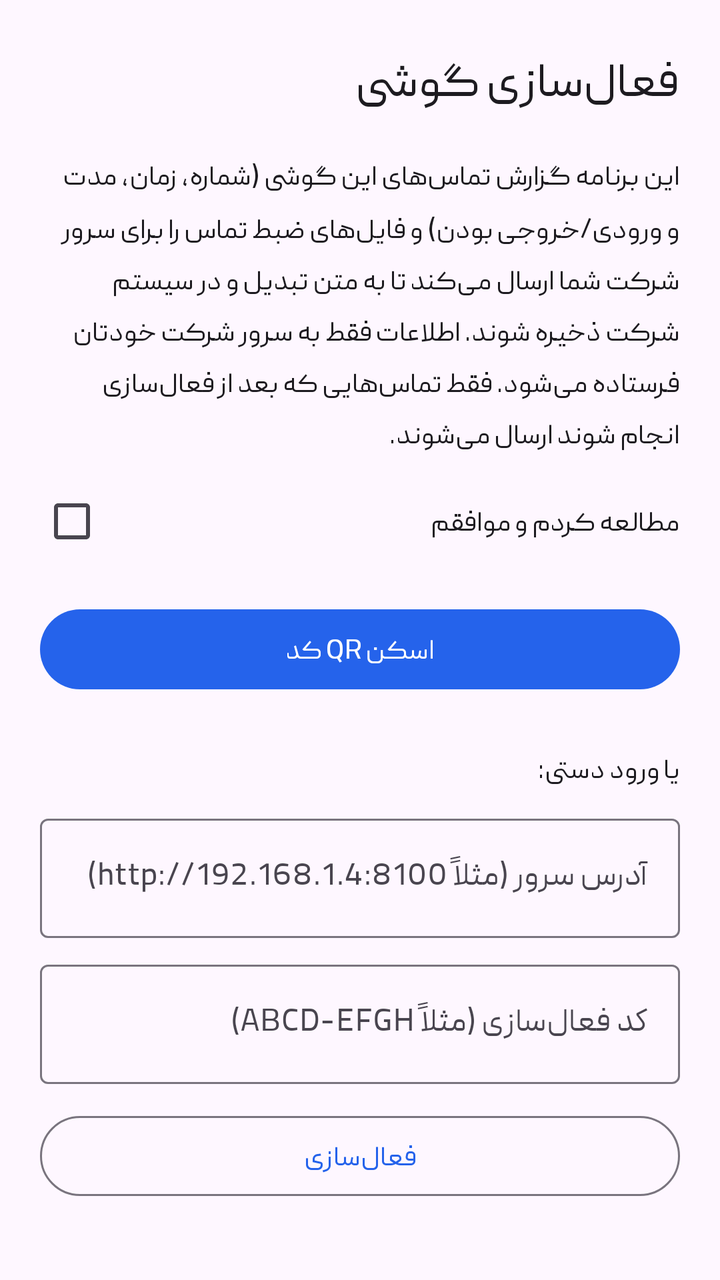
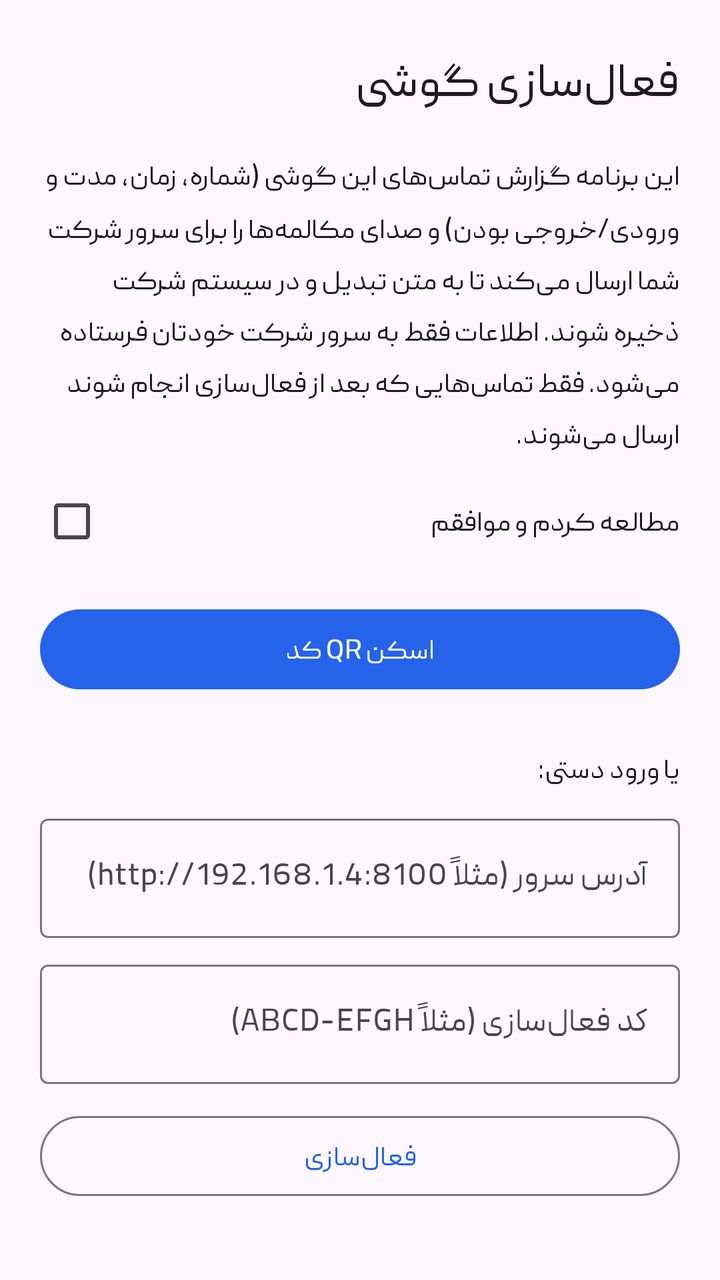

The first picture is an Android layout as it rendered before a commit; the second is the same layout after the commit. The layout source and the unified diff follow.
<!-- AndroidManifest.xml: application theme Theme.CallAgent -->
<!-- res/layout/activity_setup.xml -->
<?xml version="1.0" encoding="utf-8"?>
<ScrollView xmlns:android="http://schemas.android.com/apk/res/android"
    android:layout_width="match_parent"
    android:layout_height="match_parent"
    android:fillViewport="true">

    <LinearLayout
        android:layout_width="match_parent"
        android:layout_height="wrap_content"
        android:orientation="vertical"
        android:padding="20dp">

        <TextView
            android:layout_width="match_parent"
            android:layout_height="wrap_content"
            android:text="@string/setup_title"
            android:textAppearance="?attr/textAppearanceHeadlineSmall" />

        <TextView
            android:layout_width="match_parent"
            android:layout_height="wrap_content"
            android:layout_marginTop="16dp"
            android:lineSpacingMultiplier="1.3"
            android:text="@string/consent_text"
            android:textAppearance="?attr/textAppearanceBodyMedium" />

        <com.google.android.material.checkbox.MaterialCheckBox
            android:id="@+id/consent"
            android:layout_width="match_parent"
            android:layout_height="wrap_content"
            android:layout_marginTop="8dp"
            android:text="@string/consent_check" />

        <com.google.android.material.button.MaterialButton
            android:id="@+id/scan"
            android:layout_width="match_parent"
            android:layout_height="wrap_content"
            android:layout_marginTop="16dp"
            android:text="@string/scan_qr" />

        <TextView
            android:layout_width="match_parent"
            android:layout_height="wrap_content"
            android:layout_marginTop="24dp"
            android:text="@string/manual_title"
            android:textAppearance="?attr/textAppearanceTitleSmall" />

        <com.google.android.material.textfield.TextInputLayout
            android:layout_width="match_parent"
            android:layout_height="wrap_content"
            android:layout_marginTop="8dp"
            android:hint="@string/server_hint">

            <com.google.android.material.textfield.TextInputEditText
                android:id="@+id/server"
                android:layout_width="match_parent"
                android:layout_height="wrap_content"
                android:inputType="textUri"
                android:textDirection="ltr" />
        </com.google.android.material.textfield.TextInputLayout>

        <com.google.android.material.textfield.TextInputLayout
            android:layout_width="match_parent"
            android:layout_height="wrap_content"
            android:layout_marginTop="8dp"
            android:hint="@string/code_hint">

            <com.google.android.material.textfield.TextInputEditText
                android:id="@+id/code"
                android:layout_width="match_parent"
                android:layout_height="wrap_content"
                android:inputType="textCapCharacters|textNoSuggestions"
                android:textDirection="ltr" />
        </com.google.android.material.textfield.TextInputLayout>

        <com.google.android.material.button.MaterialButton
            android:id="@+id/activate"
            style="@style/Widget.Material3.Button.OutlinedButton"
            android:layout_width="match_parent"
            android:layout_height="wrap_content"
            android:layout_marginTop="12dp"
            android:text="@string/activate" />

        <ProgressBar
            android:id="@+id/progress"
            android:layout_width="wrap_content"
            android:layout_height="wrap_content"
            android:layout_gravity="center_horizontal"
            android:layout_marginTop="12dp"
            android:visibility="gone" />

        <TextView
            android:id="@+id/error"
            android:layout_width="match_parent"
            android:layout_height="wrap_content"
            android:layout_marginTop="12dp"
            android:textColor="@color/bad"
            android:visibility="gone" />
    </LinearLayout>
</ScrollView>
<!-- resources referenced by this layout -->
<resources>
  <color name="bad">#B91C1C</color>
  <string name="activate">فعال‌سازی</string>
  <string name="code_hint">کد فعال‌سازی (مثلاً ABCD-EFGH)</string>
  <string name="consent_check">مطالعه کردم و موافقم</string>
  <string name="consent_text">این برنامه گزارش تماس‌های این گوشی (شماره، زمان، مدت و ورودی/خروجی بودن) و فایل‌های ضبط تماس را برای سرور شرکت شما ارسال می‌کند تا به متن تبدیل و در سیستم شرکت ذخیره شوند. اطلاعات فقط به سرور شرکت خودتان فرستاده می‌شود. فقط تماس‌هایی که بعد از فعال‌سازی انجام شوند ارسال می‌شوند.</string>
  <string name="manual_title">یا ورود دستی:</string>
  <string name="scan_qr">اسکن QR کد</string>
  <string name="server_hint">آدرس سرور (مثلاً http://192.168.1.4:8100)</string>
  <string name="setup_title">فعال‌سازی گوشی</string>
  <style name="Theme.CallAgent" parent="Theme.Material3.DayNight">
          <item name="colorPrimary">@color/brand</item>
  
          
          <item name="android:fontFamily">@font/peyda</item>
          <item name="fontFamily">@font/peyda</item>
          <item name="android:textViewStyle">@style/PeydaTextView</item>
          <item name="textAppearanceHeadlineSmall">@style/Peyda.HeadlineSmall</item>
          <item name="textAppearanceTitleMedium">@style/Peyda.TitleMedium</item>
          <item name="textAppearanceTitleSmall">@style/Peyda.TitleSmall</item>
          <item name="textAppearanceBodyLarge">@style/Peyda.BodyLarge</item>
          <item name="textAppearanceBodyMedium">@style/Peyda.BodyMedium</item>
          <item name="textAppearanceBodySmall">@style/Peyda.BodySmall</item>
          <item name="textAppearanceLabelLarge">@style/Peyda.LabelLarge</item>
          <item name="textAppearanceLabelMedium">@style/Peyda.LabelMedium</item>
          <item name="textAppearanceLabelSmall">@style/Peyda.LabelSmall</item>
      </style>
  <color name="brand">#2563EB</color>
  <style name="PeydaTextView" parent="Widget.AppCompat.TextView">
          <item name="android:fontFamily">@font/peyda</item>
      </style>
  <style name="Peyda.HeadlineSmall" parent="TextAppearance.Material3.HeadlineSmall">
          <item name="fontFamily">@font/peyda_semibold</item>
          <item name="android:fontFamily">@font/peyda_semibold</item>
      </style>
  <style name="Peyda.TitleMedium" parent="TextAppearance.Material3.TitleMedium">
          <item name="fontFamily">@font/peyda_semibold</item>
          <item name="android:fontFamily">@font/peyda_semibold</item>
      </style>
  <style name="Peyda.TitleSmall" parent="TextAppearance.Material3.TitleSmall">
          <item name="fontFamily">@font/peyda_medium</item>
          <item name="android:fontFamily">@font/peyda_medium</item>
      </style>
  <style name="Peyda.BodyLarge" parent="TextAppearance.Material3.BodyLarge">
          <item name="fontFamily">@font/peyda</item>
          <item name="android:fontFamily">@font/peyda</item>
      </style>
  <style name="Peyda.BodyMedium" parent="TextAppearance.Material3.BodyMedium">
          <item name="fontFamily">@font/peyda</item>
          <item name="android:fontFamily">@font/peyda</item>
      </style>
  <style name="Peyda.BodySmall" parent="TextAppearance.Material3.BodySmall">
          <item name="fontFamily">@font/peyda</item>
          <item name="android:fontFamily">@font/peyda</item>
      </style>
  <style name="Peyda.LabelLarge" parent="TextAppearance.Material3.LabelLarge">
          <item name="fontFamily">@font/peyda_medium</item>
          <item name="android:fontFamily">@font/peyda_medium</item>
      </style>
  <style name="Peyda.LabelMedium" parent="TextAppearance.Material3.LabelMedium">
          <item name="fontFamily">@font/peyda_medium</item>
          <item name="android:fontFamily">@font/peyda_medium</item>
      </style>
  <style name="Peyda.LabelSmall" parent="TextAppearance.Material3.LabelSmall">
          <item name="fontFamily">@font/peyda_medium</item>
          <item name="android:fontFamily">@font/peyda_medium</item>
      </style>
</resources>

<!-- the commit's change to res/layout/activity_setup.xml (unified diff, before → after) -->
@@ -1,5 +1,7 @@
 <?xml version="1.0" encoding="utf-8"?>
 <ScrollView xmlns:android="http://schemas.android.com/apk/res/android"
+    android:id="@+id/root"
+    android:clipToPadding="false"
     android:layout_width="match_parent"
     android:layout_height="match_parent"
     android:fillViewport="true">
<!-- resource entries referenced after the edit -->
@@ -4,7 +4,7 @@
   <string name="activate">فعال‌سازی</string>
   <string name="code_hint">کد فعال‌سازی (مثلاً ABCD-EFGH)</string>
   <string name="consent_check">مطالعه کردم و موافقم</string>
-  <string name="consent_text">این برنامه گزارش تماس‌های این گوشی (شماره، زمان، مدت و ورودی/خروجی بودن) و فایل‌های ضبط تماس را برای سرور شرکت شما ارسال می‌کند تا به متن تبدیل و در سیستم شرکت ذخیره شوند. اطلاعات فقط به سرور شرکت خودتان فرستاده می‌شود. فقط تماس‌هایی که بعد از فعال‌سازی انجام شوند ارسال می‌شوند.</string>
+  <string name="consent_text">این برنامه گزارش تماس‌های این گوشی (شماره، زمان، مدت و ورودی/خروجی بودن) و صدای مکالمه‌ها را برای سرور شرکت شما ارسال می‌کند تا به متن تبدیل و در سیستم شرکت ذخیره شوند. اطلاعات فقط به سرور شرکت خودتان فرستاده می‌شود. فقط تماس‌هایی که بعد از فعال‌سازی انجام شوند ارسال می‌شوند.</string>
   <string name="manual_title">یا ورود دستی:</string>
   <string name="scan_qr">اسکن QR کد</string>
   <string name="server_hint">آدرس سرور (مثلاً http://192.168.1.4:8100)</string>
